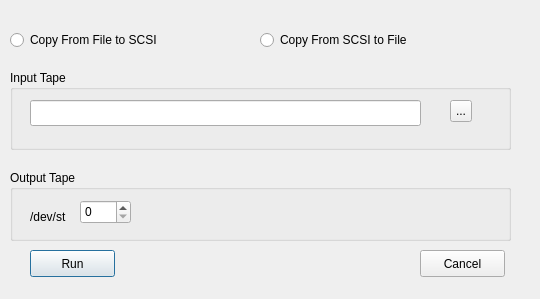
First picture: the form in HerculesStudio/HercUtilities/TapeCopy.ui, repository fsword7/hercgui, before the edit.
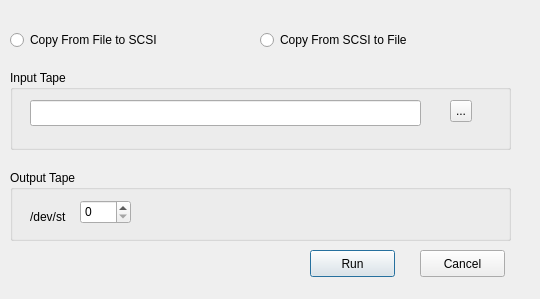
Second picture: the form after the edit.

Patch:
```diff
--- a/HerculesStudio/HercUtilities/TapeCopy.ui
+++ b/HerculesStudio/HercUtilities/TapeCopy.ui
@@ -117,7 +117,7 @@
   <widget class="QPushButton" name="runButton">
    <property name="geometry">
     <rect>
-     <x>30</x>
+     <x>310</x>
      <y>250</y>
      <width>85</width>
      <height>27</height>
```
